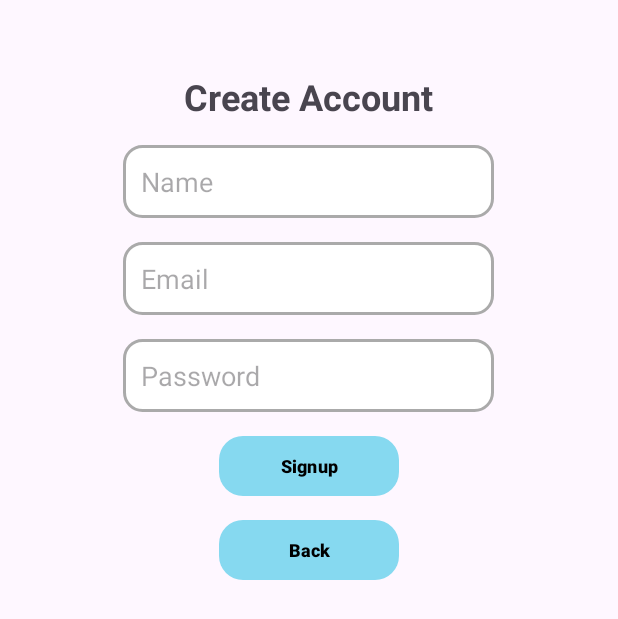
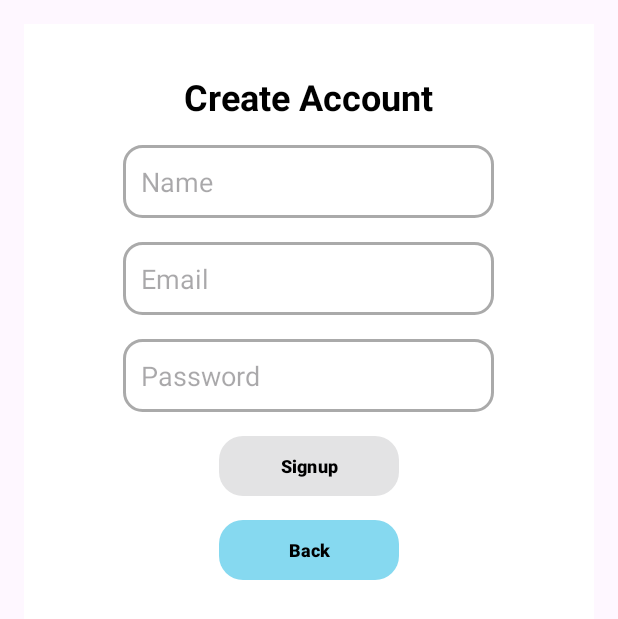
Before and after one commit to ISIS3510-202520/Kotlin, an Android app built with Jetpack Compose: the Signup screen opened directly, with no data from a screen before it, on a phone screen of 412 x 824 dp. Shown: the top 619 px of the screen. Run offline under Robolectric (Android 15) with nearby library versions, the phone set to English and light mode, and no system bars; our stand-ins replace Dagger/Hilt's generated code.

Commit message:
EC functional sign up/forgot password/login

```diff
--- a/app/src/main/java/com/example/here4u/data/local/repositories/EmergencyRequestLocalRepository.kt
+++ b/app/src/main/java/com/example/here4u/data/local/repositories/EmergencyRequestLocalRepository.kt
@@ -23,4 +23,5 @@ class EmergencyRequestLocalRepository @Inject constructor(
     }
 
 
+
 }
--- a/app/src/main/java/com/example/here4u/view/login/Signup.kt
+++ b/app/src/main/java/com/example/here4u/view/login/Signup.kt
@@ -1,18 +1,25 @@
 package com.example.here4u.view.login
 
+import android.annotation.SuppressLint
 import android.os.Bundle
-import android.view.Gravity
 import android.widget.Button
 import android.widget.EditText
-import android.widget.TextView
-import android.widget.Toast
 import androidx.activity.viewModels
 import androidx.appcompat.app.AppCompatActivity
 import androidx.lifecycle.Observer
+import androidx.lifecycle.lifecycleScope
 import com.example.here4u.R
 import com.example.here4u.viewmodel.SignupResult
 import com.example.here4u.viewmodel.SignupViewModel
 import dagger.hilt.android.AndroidEntryPoint
+import kotlinx.coroutines.Dispatchers
+import kotlinx.coroutines.delay
+import kotlinx.coroutines.launch
+import kotlinx.coroutines.withContext
+import java.net.InetSocketAddress
+import java.net.Socket
+import android.widget.Toast
+
 
 @AndroidEntryPoint
 class Signup : AppCompatActivity() {
@@ -29,17 +36,14 @@ class Signup : AppCompatActivity() {
         val signupButton = findViewById<Button>(R.id.btnSignup)
         val backButton = findViewById<Button>(R.id.btnBack)
 
-
         signupViewModel.signupResult.observe(this, Observer { result ->
             when (result) {
                 is SignupResult.Success -> {
-                    Toast.makeText(this, "Account created successfully!", Toast.LENGTH_SHORT).show()
                     finish()
                 }
                 is SignupResult.Error -> {
-                    showBigCenteredToast(" ${result.message}")
+
                 }
-
                 else -> {}
             }
         })
@@ -55,21 +59,42 @@ class Signup : AppCompatActivity() {
         backButton.setOnClickListener {
             finish()
         }
+
+        checkInternetConnection(signupButton)
     }
-    private fun showBigCenteredToast(message: String) {
-        val inflater = layoutInflater
-        val layout = inflater.inflate(R.layout.custom_toast, null)
 
-        val textView = layout.findViewById<TextView>(R.id.tvMessage)
-        textView.text = message
+    private fun checkInternetConnection(signupButton: Button) {
+        lifecycleScope.launch(Dispatchers.Main) {
+            var wasConnected: Boolean? = null
 
-        val toast = Toast(applicationContext)
-        toast.duration = Toast.LENGTH_LONG
-        toast.view = layout
-        toast.setGravity(Gravity.CENTER, 0, 0)
-        toast.show()
-    }
+
+            while (true) {
+                val isConnected = withContext(Dispatchers.IO) { isConnectedToInternet() }
+
+
+                if (isConnected != wasConnected) {
+                    signupButton.isEnabled = isConnected
 
 
 
+
+                    wasConnected = isConnected
+                }
+
+                delay(3000)
+            }
+        }
+    }
+
+    private fun isConnectedToInternet(): Boolean {
+        return try {
+            val socket = Socket()
+            socket.connect(InetSocketAddress("8.8.8.8", 53), 1500)
+            socket.close()
+            true
+        } catch (e: Exception) {
+            false
+        }
+    }
+
 }
--- a/app/src/main/java/com/example/here4u/viewmodel/ProfileViewModel.kt
+++ b/app/src/main/java/com/example/here4u/viewmodel/ProfileViewModel.kt
@@ -25,6 +25,7 @@ class ProfileViewModel @Inject constructor(
     private val _logoutResult = MutableLiveData<Boolean>()
     val logoutResult: LiveData<Boolean> = _logoutResult
 
+
     private val prefs = context.getSharedPreferences("user_cache", Context.MODE_PRIVATE)
 
     fun logout() {
--- a/app/src/main/res/layout/activity_sign_up.xml
+++ b/app/src/main/res/layout/activity_sign_up.xml
@@ -11,7 +11,8 @@
         android:layout_width="match_parent"
         android:layout_height="wrap_content"
         android:orientation="vertical"
-        android:gravity="center_horizontal">
+        android:gravity="center_horizontal"
+        android:background="@android:color/white">
 
         <!-- Título -->
         <TextView
@@ -21,7 +22,8 @@
             android:layout_marginTop="32dp"
             android:text="Create Account"
             android:textSize="24sp"
-            android:textStyle="bold" />
+            android:textStyle="bold"
+            android:textColor="@color/black"/>
 
         <!-- Campo Nombre -->
         <EditText
@@ -32,7 +34,8 @@
             android:background="@drawable/rounded_edittext"
             android:hint="Name"
             android:inputType="textPersonName"
-            android:padding="12dp" />
+            android:padding="12dp"
+            android:textColor="@color/black"/>
 
         <!-- Campo Email -->
         <EditText
@@ -43,7 +46,8 @@
             android:background="@drawable/rounded_edittext"
             android:hint="Email"
             android:inputType="textEmailAddress"
-            android:padding="12dp" />
+            android:padding="12dp"
+            android:textColor="@color/black"/>
 
         <!-- Campo Password -->
         <EditText
@@ -54,7 +58,8 @@
             android:background="@drawable/rounded_edittext"
             android:hint="Password"
             android:inputType="textPassword"
-            android:padding="12dp" />
+            android:padding="12dp"
+            android:textColor="@color/black"/>
 
         <!-- Botón Signup -->
         <Button
@@ -62,8 +67,8 @@
             android:layout_width="120dp"
             android:layout_height="40dp"
             android:layout_marginTop="16dp"
-            android:background="@drawable/rounded_button"
-            android:backgroundTint="@color/buttonColor"
+            android:background="@drawable/rounded_button_pink"
+            android:backgroundTint="@color/buttonPink"
             android:drawableStart="@drawable/ic_sign"
             android:drawablePadding="4dp"
             android:minWidth="0dp"
```
Also changed, not shown: app/src/main/java/com/example/here4u/view/login/ForgotPassword.kt (+38 -3 lines), app/src/main/java/com/example/here4u/view/login/MainActivity.kt (+22 -8 lines), app/src/main/res/layout/activity_forgot_password.xml (+6 -3 lines), app/src/main/res/drawable/happy.jpg (added), 1 other file.
